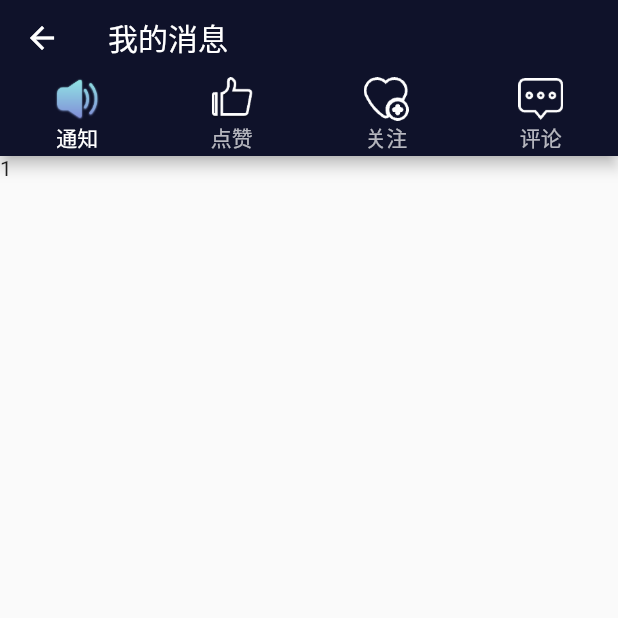
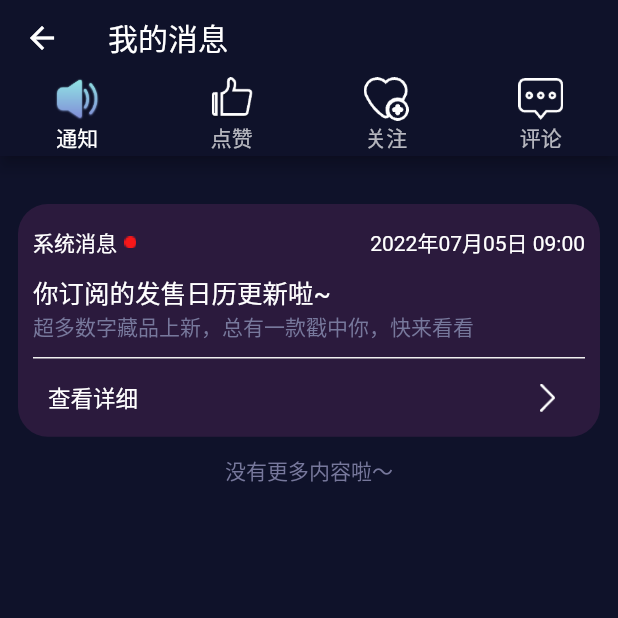
Before and after one commit to RinHB/deramland, a Flutter app: the NotificationMessagePage screen opened directly, on a phone screen of 412 x 824 dp, the top half of it. Run offline on Flutter 3.47's test engine with Material 2 defaults, Android fonts, the light colour scheme and no system bars; our stand-ins replace flutter_screenutil, pin_code_fields, shared_preferences; missing offline and left inert: proste_indexed_stack; accounts and stored records are empty.

Commit message:
添加我的通知

```diff
--- a/lib/tool/ButtonCollection.dart
+++ b/lib/tool/ButtonCollection.dart
@@ -158,9 +158,8 @@ Widget personalHomePageButton(String buttonName,GestureTapCallback tap){
       child: Row(
         children: [
           const SizedBox(
-            width: 20,
+            width: 10,
           ),
-          const SizedBox(width: 5),
           Expanded(
               child: Text(buttonName,
                   style: const TextStyle(color: Colors.white,fontSize: 15))),
--- a/lib/view/PersonalHomePage_View/NotificationMessage_View/NoticePage.dart
+++ b/lib/view/PersonalHomePage_View/NotificationMessage_View/NoticePage.dart
@@ -1,4 +1,7 @@
 import 'package:flutter/material.dart';
+import 'package:flutter_screenutil/flutter_screenutil.dart';
+import '../../../tool/ButtonCollection.dart';
+
 class NoticePage extends StatefulWidget {
   const NoticePage({Key? key}) : super(key: key);
 
@@ -10,7 +13,61 @@ class _NoticePageState extends State<NoticePage> {
   @override
   Widget build(BuildContext context) {
     return Container(
-      child: Text('1'),
+      color: const Color(0xff0F122A),
+      child: ListView(
+        children: [
+          const SizedBox(height: 20),
+          Container(
+            margin: const EdgeInsets.all(12),
+            height: 130.h,
+            decoration: const BoxDecoration(
+                color: Color(0xff2B1A3D),
+                borderRadius: BorderRadius.all(Radius.circular(20))),
+            child: Container(
+              margin: const EdgeInsets.only(left: 10, right: 10,top: 5),
+              child: Column(
+                crossAxisAlignment: CrossAxisAlignment.start,
+                children: [
+                  const SizedBox(height: 10),
+                  Row(
+                    mainAxisAlignment: MainAxisAlignment.spaceBetween,
+                    children: [
+                      Flex(
+                        direction: Axis.horizontal,
+                        children:  [
+                          const Text(
+                            '系统消息',
+                            style: TextStyle(color: Colors.white),
+                          ),
+                          const SizedBox(width: 5),
+                          Image.asset('assets/images/ParesonalHome/NotificationMessage/RedDot.png')
+                        ],
+                      ),
+                      const Text(
+                        '2022年07月05日 09:00',
+                        style: TextStyle(color: Colors.white),
+                      )
+                    ],
+                  ),
+                  const SizedBox(height: 10),
+                  const Text('你订阅的发售日历更新啦~',style:  TextStyle(color: Colors.white,fontSize: 17),),
+                  const Text('超多数字藏品上新，总有一款戳中你，快来看看',style: TextStyle(color: Color(0xff77789C)),),
+                  const SizedBox(height: 10),
+                  Container(
+                    decoration: const BoxDecoration(
+                        border:Border(bottom:BorderSide(width: 1,color: Color(0xffF0F0F0)) )
+                    ),
+                  ),
+                  Expanded(
+                      child:personalHomePageButton('查看详细',(){})
+                  )
+                ],
+              ),
+            ),
+          ),
+          const Center(child: Text('没有更多内容啦～',style: TextStyle(color: Color(0xff77789C)),))
+        ],
+      ),
     );
   }
 }
--- a/lib/view/PersonalHomePage_View/NotificationMessage_View/NotificationMessagePage.dart
+++ b/lib/view/PersonalHomePage_View/NotificationMessage_View/NotificationMessagePage.dart
@@ -1,6 +1,7 @@
 import 'package:flutter/material.dart';
 import 'package:flutter_deramland/tool/safesetstate.dart';
-
+import 'FocusPage.dart';
+import 'GiveALikePage.dart';
 import 'NoticePage.dart';
 
 class NotificationMessagePage extends StatefulWidget {
@@ -20,8 +21,8 @@ class _NotificationMessagePageState extends State<NotificationMessagePage>
   late TabController _tabController;
   List<Widget> tabController=[
      const NoticePage(),
-     Container(child: Text('2'),),
-     Container(child: Text('3'),),
+     const GiveALikePage(),
+     const FocusPage(),
      Container(child: Text('4'),),
   ];
   @override
```
Also changed, not shown: lib/view/PersonalHomePage_View/NotificationMessage_View/FocusPage.dart (added, +52 -0 lines), lib/view/PersonalHomePage_View/NotificationMessage_View/GiveALikePage.dart (added, +19 -0 lines), assets/images/ParesonalHome/NotificationMessage/GiveALikes.png (added), assets/images/ParesonalHome/NotificationMessage/RedDot.png (added).
